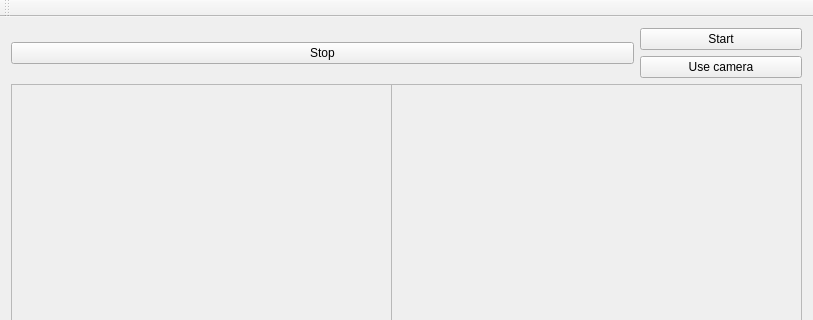
First picture: the form in demoRMR/mainwindow.ui, repository Gondor-G/HMI, before the edit; both pictures show x 0 to 813 and y 0 to 320 of the 813 by 648 pixel window.
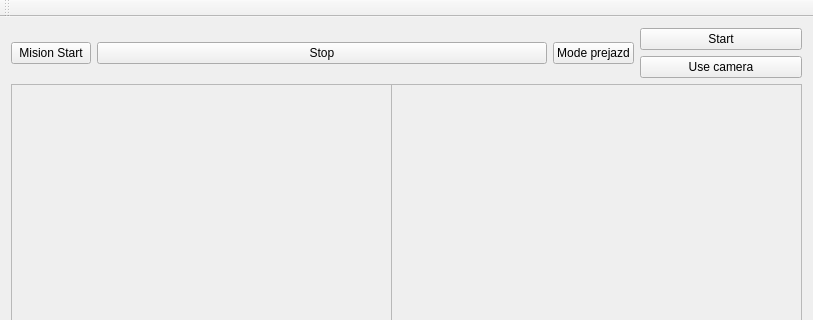
Second picture: the form after the edit.

```diff
--- a/demoRMR/mainwindow.ui
+++ b/demoRMR/mainwindow.ui
@@ -99,8 +99,15 @@
      </layout>
     </item>
     <item row="1" column="0">
-     <layout class="QGridLayout" name="gridLayout_2">
-      <item row="0" column="0">
+     <layout class="QHBoxLayout" name="horizontalLayout">
+      <item>
+       <widget class="QPushButton" name="Mision_start">
+        <property name="text">
+         <string>Mision Start</string>
+        </property>
+       </widget>
+      </item>
+      <item>
        <widget class="QPushButton" name="pushButton_4">
         <property name="sizePolicy">
          <sizepolicy hsizetype="Expanding" vsizetype="Fixed">
@@ -113,6 +120,13 @@
         </property>
        </widget>
       </item>
+      <item>
+       <widget class="QPushButton" name="pushButton_mode">
+        <property name="text">
+         <string>Mode prejazd</string>
+        </property>
+       </widget>
+      </item>
      </layout>
     </item>
    </layout>
```
